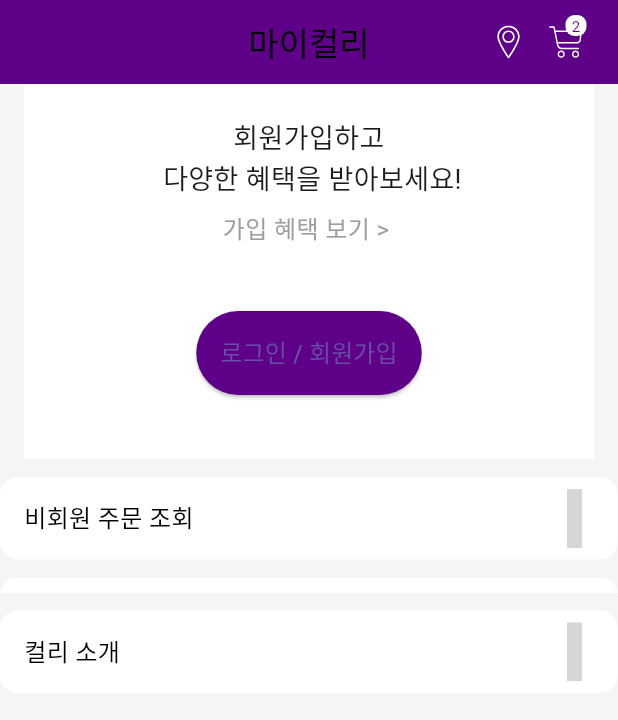
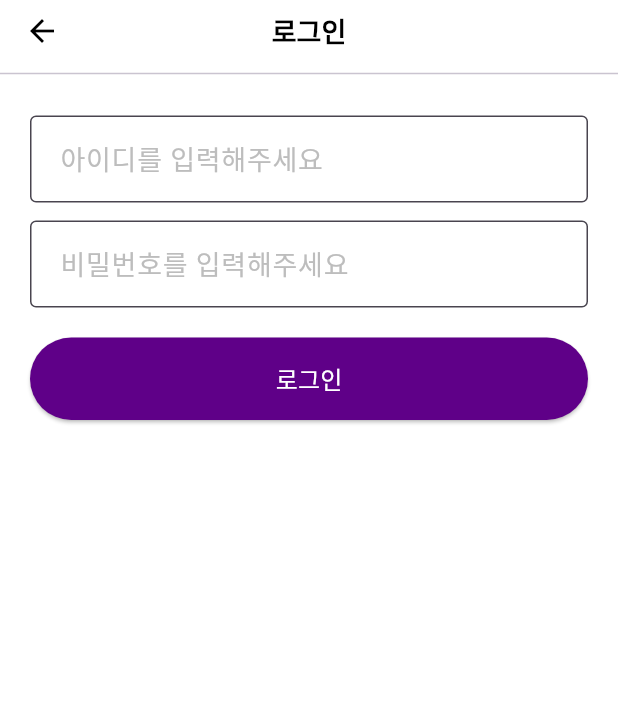
Before and after one commit to trofi92/market_kurly_ui, a Flutter app: the MyKurlyScreen screen opened directly, after a tap on "로그인 / 회원가입", on a phone screen of 412 x 824 dp. Shown: the top 720 px of the screen. Run offline on Flutter 3.47's test engine with Material 3 defaults, Android fonts, the phone set to English and light mode, and no system bars; our stand-ins replace flutter_svg, google_fonts; grey boxes are pictures that could not be loaded.

Commit message:
day006 : 로그인 화면, 기본 입력 폼 구현

```diff
--- a/lib/routes.dart
+++ b/lib/routes.dart
@@ -1,8 +1,10 @@
 import 'package:flutter/material.dart';
+import 'package:market_curly_ui/screens/signin/signin_screen.dart';
 import 'screens/main_screens.dart';
 import 'screens/splash/splash_screen.dart';
 
 final Map<String, WidgetBuilder> route = {
-  SplashScreen.routeName: (context) => const SplashScreen(),
-  MainScreens.routeName: (context) => const MainScreens(),
+  SplashScreen.routeName: (context) => SplashScreen(),
+  MainScreens.routeName: (context) => MainScreens(),
+  SignInScreen.routeName: (context) => SignInScreen(),
 };
--- a/lib/screens/components/default_button.dart
+++ b/lib/screens/components/default_button.dart
@@ -22,9 +22,11 @@
         backgroundColor: color,
         padding: EdgeInsets.all(16),
       ),
-      child: Text(
-        text ?? "",
-        style: textTheme().titleSmall,
+      child: Center(
+        child: Text(
+          text ?? "",
+          style: textTheme().titleSmall?.copyWith(color: Colors.white),
+        ),
       ),
     );
   }
--- a/lib/screens/my_kurly/components/my_kurly_body.dart
+++ b/lib/screens/my_kurly/components/my_kurly_body.dart
@@ -45,7 +45,7 @@
       height: 55,
       child: TextMenuCard(
           title: text,
-          icon: 'assets/icnos/right-arrow.svg',
+          icon: 'assets/icons/right-arrow.svg',
           press: press,
           textColor: Colors.black),
     ),
--- a/lib/screens/my_kurly/components/my_kurly_header.dart
+++ b/lib/screens/my_kurly/components/my_kurly_header.dart
@@ -1,5 +1,6 @@
 import 'package:flutter/material.dart';
 import 'package:market_curly_ui/screens/components/default_button.dart';
+import 'package:market_curly_ui/screens/signin/signin_screen.dart';
 
 class MyKurlyHeader extends StatelessWidget {
   const MyKurlyHeader({super.key});
@@ -37,7 +38,9 @@
                       padding: const EdgeInsets.all(20.0),
                       child: DefaultButton(
                         text: '로그인 / 회원가입',
-                        press: () {},
+                        // press: () => print(SignInScreen.routeName),
+                        press: () => Navigator.pushNamed(
+                            context, SignInScreen.routeName),
                       ),
                     ),
                     Spacer(),
--- a/lib/screens/my_kurly/my_kurly_screen.dart
+++ b/lib/screens/my_kurly/my_kurly_screen.dart
@@ -12,7 +12,7 @@
         appBar: AppBar(
           title: Text(
             "마이컬리",
-            style: TextStyle(color: Colors.black),
+            style: TextStyle(color: Colors.white),
           ),
           automaticallyImplyLeading: false,
           actions: [
--- /dev/null
+++ b/lib/screens/signin/components/form_error.dart
@@ -0,0 +1,21 @@
+import 'package:flutter/material.dart';
+
+class FormError extends StatelessWidget {
+  final List<String> errors;
+  const FormError({super.key, required this.errors});
+
+  @override
+  Widget build(BuildContext context) {
+    return Column(
+      mainAxisSize: MainAxisSize.max,
+      crossAxisAlignment: CrossAxisAlignment.stretch,
+      children: List.generate(
+        errors.length ?? 0,
+        (index) => Text(
+          " * ${errors[index]}",
+          style: TextStyle(color: Colors.red),
+        ),
+      ),
+    );
+  }
+}
--- /dev/null
+++ b/lib/screens/signin/components/kurly_sign_form.dart
@@ -0,0 +1,137 @@
+import 'package:flutter/material.dart';
+import 'package:market_curly_ui/constants.dart';
+import 'package:market_curly_ui/screens/components/default_button.dart';
+import 'package:market_curly_ui/screens/signin/components/form_error.dart';
+
+class KurlySignForm extends StatefulWidget {
+  const KurlySignForm({super.key});
+
+  @override
+  State<KurlySignForm> createState() => _KurlySignFormState();
+}
+
+class _KurlySignFormState extends State<KurlySignForm> {
+  final GlobalKey<FormState> _formKey = GlobalKey<FormState>();
+  final List<String> errors = [];
+  String? id;
+  String? password;
+  String kIdNull = "아이디를 입력해주세요";
+  String kPasswordNull = "비밀번호를 입력해주세요";
+
+  @override
+  Widget build(BuildContext context) {
+    return Form(
+      key: _formKey,
+      child: Padding(
+        padding: const EdgeInsets.all(20.0),
+        child: Column(
+          children: [
+            _buildIdField(),
+            SizedBox(height: 12),
+            _buildPasswordField(),
+            SizedBox(height: 20),
+            DefaultButton(
+              text: "로그인",
+              press: () {
+                if (_formKey.currentState!.validate() && errors.isEmpty) {
+                  ScaffoldMessenger.of(context).showSnackBar(
+                    SnackBar(
+                      content: Text("유효성 검사 확인"),
+                    ),
+                  );
+                }
+              },
+            ),
+            SizedBox(height: 10),
+            FormError(errors: errors),
+          ],
+        ),
+      ),
+    );
+  }
+
+  OutlineInputBorder outlineInputBorder(Color color) {
+    return OutlineInputBorder(
+      borderSide: BorderSide(
+        color: color,
+        width: 1.0,
+      ),
+    );
+  }
+
+  TextFormField _buildIdField() {
+    return TextFormField(
+      onSaved: (newValue) => id = newValue,
+      onChanged: (value) => {
+        if (value.isNotEmpty & errors.contains(kIdNull))
+          {
+            setState(() {
+              errors.remove(kIdNull);
+            })
+          }
+      },
+      validator: (value) {
+        if (value!.isEmpty & !errors.contains(kIdNull)) {
+          errors.add(kIdNull);
+        }
+        return null;
+      },
+      decoration: InputDecoration(
+        border: outlineInputBorder(kTextColor),
+        focusedBorder: outlineInputBorder(kPrimaryColor),
+        errorBorder: outlineInputBorder(kPrimaryColor),
+        disabledBorder: InputBorder.none,
+        contentPadding: EdgeInsets.only(
+          left: 16,
+          top: 15,
+          bottom: 15,
+        ),
+        filled: true,
+        fillColor: Colors.white,
+        hintStyle: TextStyle(
+          color: Colors.grey[400],
+          fontSize: 18,
+        ),
+        hintText: kIdNull,
+      ),
+    );
+  }
+
+  TextFormField _buildPasswordField() {
+    return TextFormField(
+      obscureText: true,
+      onSaved: (newValue) => password = newValue,
+      onChanged: (value) {
+        if (value.isNotEmpty & errors.contains(kPasswordNull)) {
+          setState(() {
+            errors.remove(kPasswordNull);
+          });
+        }
+      },
+      validator: (value) {
+        if (value!.isEmpty & !errors.contains(kPasswordNull)) {
+          errors.add(kPasswordNull);
+        }
+        return null;
+      },
+      decoration: InputDecoration(
+        border: outlineInputBorder(kTextColor),
+        focusedBorder: outlineInputBorder(kPrimaryColor),
+        errorBorder: outlineInputBorder(kPrimaryColor),
+        disabledBorder: InputBorder.none,
+        contentPadding: EdgeInsets.only(
+          left: 16,
+          top: 15,
+          bottom: 15,
+        ),
+        filled: true,
+        fillColor: Colors.white,
+        hintStyle: TextStyle(
+          color: Colors.grey[400],
+          fontSize: 18,
+        ),
+        hintText: kPasswordNull,
+      ),
+    );
+  }
+}
--- /dev/null
+++ b/lib/screens/signin/signin_screen.dart
@@ -0,0 +1,32 @@
+import 'package:flutter/material.dart';
+import 'package:market_curly_ui/screens/signin/components/kurly_sign_form.dart';
+import 'package:market_curly_ui/theme.dart';
+
+class SignInScreen extends StatelessWidget {
+  static const String routeName = '/sign_in';
+
+  const SignInScreen({super.key});
+  @override
+  Widget build(BuildContext context) {
+    return Scaffold(
+      appBar: AppBar(
+        backgroundColor: Colors.white,
+        title: Text(
+          '로그인',
+          style: textTheme().titleLarge?.copyWith(color: Colors.black),
+        ),
+        iconTheme: IconThemeData(color: Colors.black),
+        automaticallyImplyLeading: false,
+        leading: IconButton(
+          icon: Icon(Icons.arrow_back, color: Colors.black),
+          onPressed: () => Navigator.pop(context),
+        ),
+        bottom: PreferredSize(
+          preferredSize: Size.fromHeight(1.0),
+          child: Divider(),
+        ),
+      ),
+      body: KurlySignForm(),
+    );
+  }
+}
```
